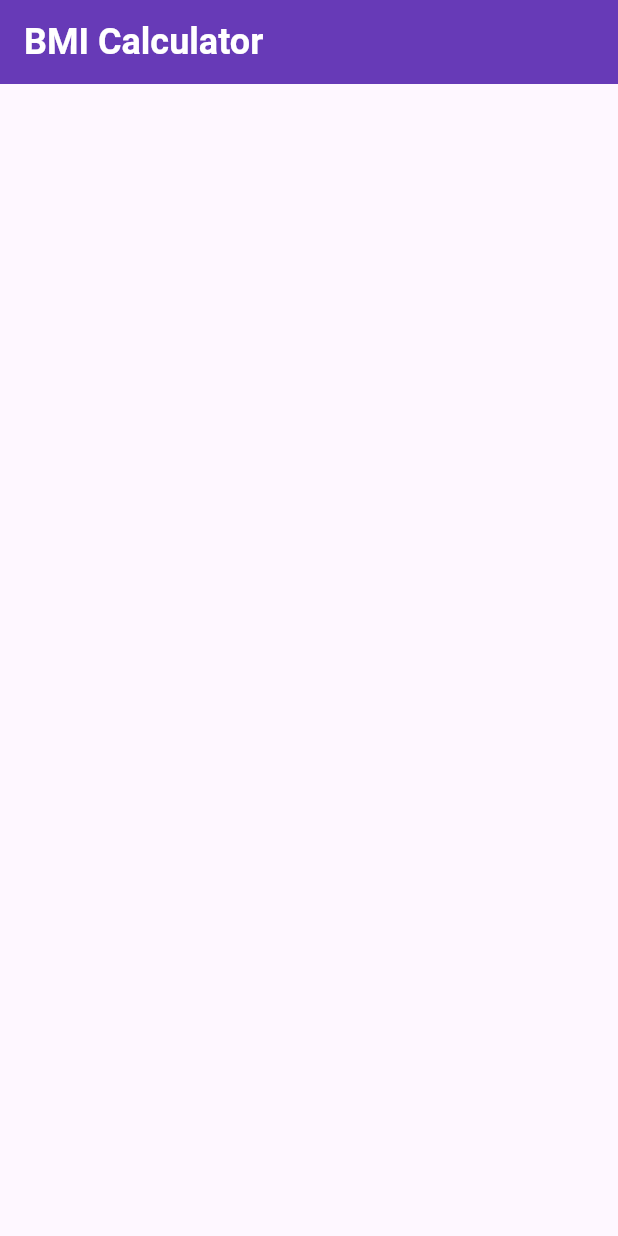
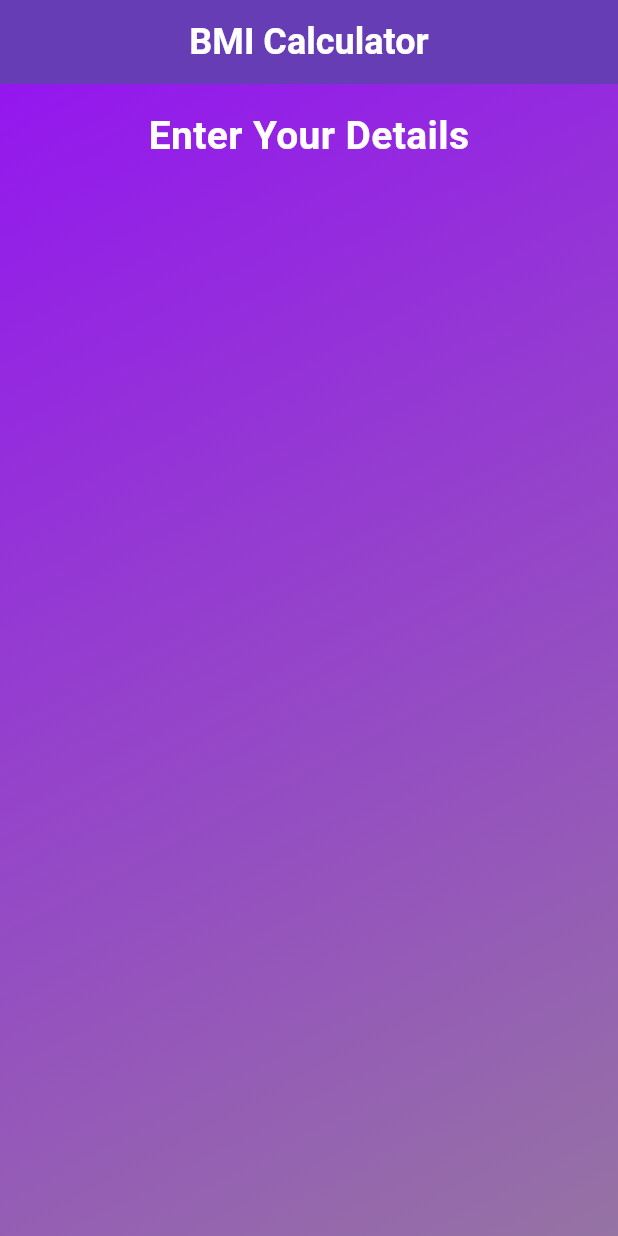
Before and after one commit to AbdullahRFA/Health-Tracking-App, a Flutter app: the screen it shows after launch, on a phone screen of 412 x 824 dp. Run offline on Flutter 3.47's test engine with Material 3 defaults, Android fonts, the phone set to English and light mode, and no system bars.

Commit message:
added backgraund colors as rediant

```diff
--- a/health_tracking_app/lib/main.dart
+++ b/health_tracking_app/lib/main.dart
@@ -32,10 +32,54 @@ class _BMIScreenState extends State<BMIScreen> {
         backgroundColor: Colors.deepPurple,
         title: const Text(
           "BMI Calculator",
-          style: TextStyle(fontSize: 24, fontWeight: FontWeight.bold, color: Colors.white),
+          style: TextStyle(fontSize: 24, fontWeight: FontWeight.bold, color: Colors.white,),
+        ),
+          centerTitle : true,
+        elevation: 10,
+      ),
+    body: Container(
+      padding: const EdgeInsets.all(16),
+      decoration: const BoxDecoration(
+        gradient: LinearGradient(
+            colors:[
+              Color(0xFF9417EF), // corrected hex color format
+              Color(0xFF9573A3),
+            ],
+          begin: Alignment.topLeft,
+          end: Alignment.bottomRight
+        )
+      ),
+      child: const Column(
+        crossAxisAlignment: CrossAxisAlignment.stretch,
+        children: [
+          Text("Enter Your Details ",
+
+            style: TextStyle(
+              fontSize: 26,
+              fontWeight: FontWeight.bold,
+              color: Colors.white
+            ),
+            textAlign: TextAlign.center,
+
+          )
+        ],
+      ),
+    ),
+    );
+  }
+
+  Widget _buildGenderButton(String label, IconData icon, bool isSelected ){
+    return GestureDetector(
+      onTap: (){
+
+      },
+      child: AnimatedContainer(
+          duration: Duration(microseconds: 300),
+        padding: const EdgeInsets.symmetric(vertical: 15, horizontal: 30),
+        decoration: BoxDecoration(
+          color: isSelected ? Colors.white : Colors.white.withOpacity(0.2)
         ),
       ),
-
     );
   }
 }
```
